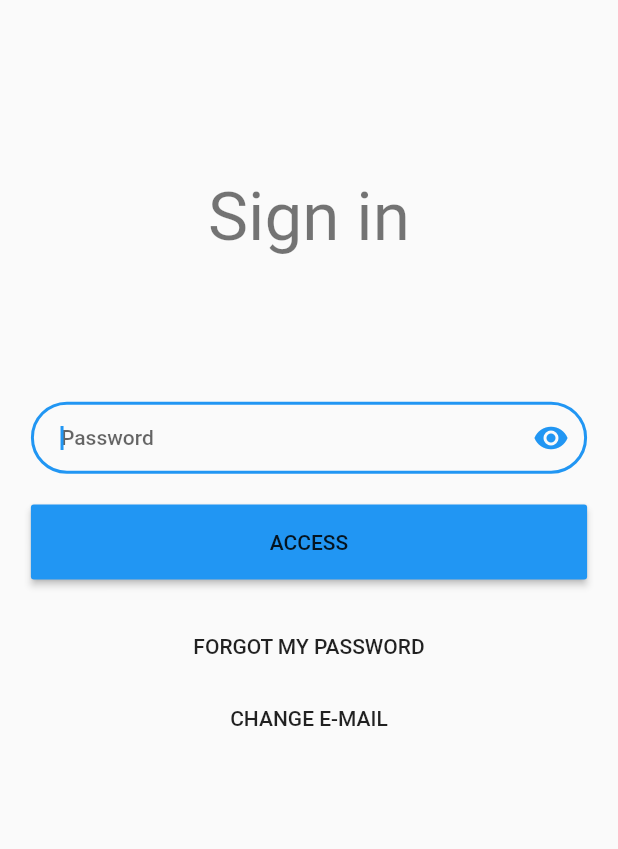
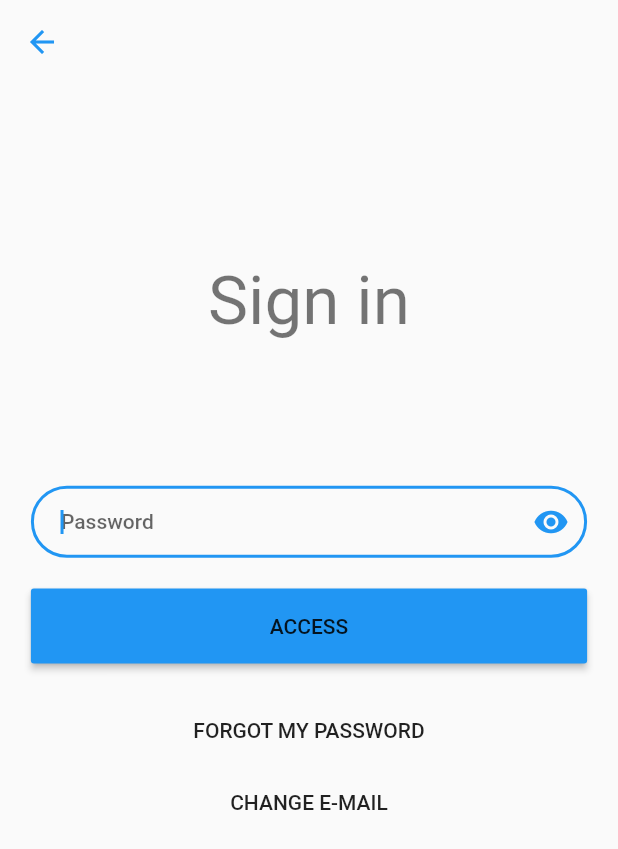
Before and after one commit to veth-x-hatchery/UHJvamV0bzogQmFzZQo, a Flutter app: the SignInPasswordEntry screen opened directly with empty values, on a phone screen of 412 x 824 dp. Shown: the top 849 px of the screen. Run offline on Flutter 3.47's test engine with Material 2 defaults, Android fonts, the phone set to English and light mode, and no system bars; project files that could hold a hidden picture were left out.

Commit message:
Widgets to page

```diff
--- a/lib/ui/widgets/login/sign_in_options.widget.dart
+++ b/lib/ui/widgets/login/sign_in_options.widget.dart
@@ -1,3 +1,5 @@
+import 'dart:io';
+
 import 'package:flutter/material.dart';
 import 'package:vethx_login/core/consts/size_config.dart';
 import 'package:vethx_login/core/notifications/messages.dart';
--- a/lib/ui/widgets/login/sign_in_password_entry.widget.dart
+++ b/lib/ui/widgets/login/sign_in_password_entry.widget.dart
@@ -1,3 +1,5 @@
+import 'dart:io';
+
 import 'package:flutter/material.dart';
 import 'package:vethx_login/core/consts/vethx_connect_texts.dart';
 import 'package:vethx_login/core/consts/size_config.dart';
@@ -73,7 +75,20 @@ class _SignInPasswordEntryState extends State<SignInPasswordEntry> {
 
   @override
   Widget build(BuildContext context) {
-    return FormColumn(
+    return Scaffold(
+      appBar: AppBar(
+        backgroundColor: Theme.of(context).scaffoldBackgroundColor,
+        elevation: 0,
+        centerTitle: true,
+        leading: IconButton(
+          icon: Icon(
+            Platform.isIOS ? Icons.arrow_back_ios : Icons.arrow_back,
+            color: Theme.of(context).primaryColor,
+          ),
+          onPressed: Navigator.of(context).maybePop,
+        ),
+      ),
+      body: FormColumn(
         children: [
           SizedBox(height: SizeConfig.defaultEdgeSpace),
           LogoTextLoading(
@@ -112,6 +127,7 @@ class _SignInPasswordEntryState extends State<SignInPasswordEntry> {
                 : () => widget.nextForm(SignInPageRoutes.emailEntry),
           ),
         ],
+      ),
     );
   }
 }
```
Also changed, not shown: lib/ui/login/sign_in_page.dart (+7 -14 lines), lib/ui/widgets/login/sign_in_email_entry.widget.dart (+17 -1 lines), lib/ui/widgets/login/sign_in_register_entry.widget.dart (+17 -1 lines). Lines whose indentation alone changed are shown as unchanged.
